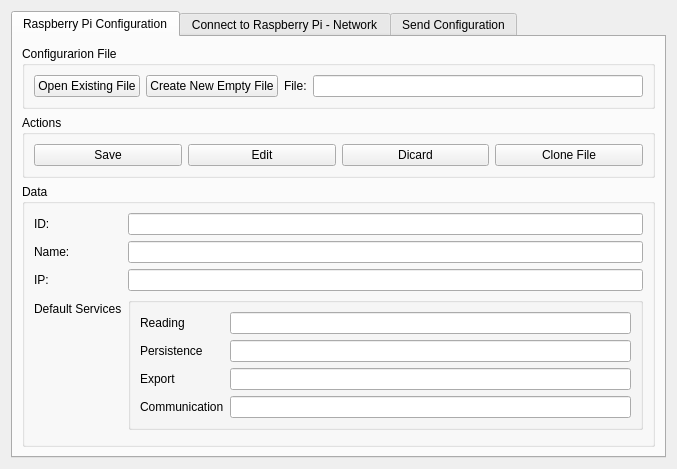
Before: the Qt Designer form RFIDMonitorDesktop/rasp/configraspwindow.ui in CELTAB/rfidmonitor, drawn with Qt 5.
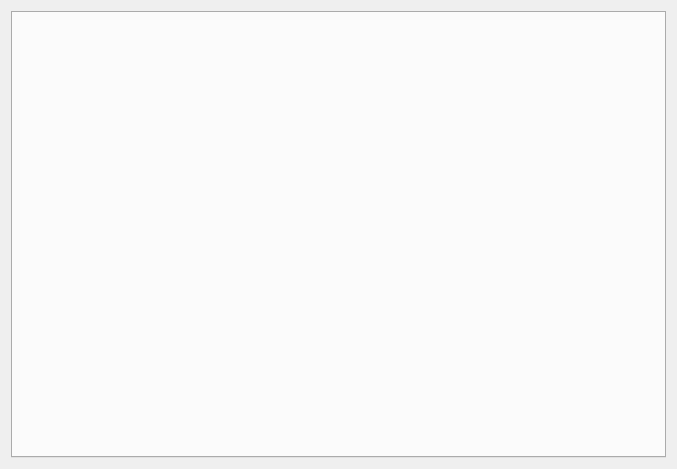
After: the same form once the commit is applied. The open tabs and pages were chosen to show the change.

Diff of the .ui file:
```diff
--- a/RFIDMonitorDesktop/rasp/configraspwindow.ui
+++ b/RFIDMonitorDesktop/rasp/configraspwindow.ui
@@ -19,352 +19,6 @@
      <property name="currentIndex">
       <number>1</number>
      </property>
-     <widget class="QWidget" name="tabRaspConfig">
-      <attribute name="title">
-       <string>Raspberry Pi Configuration</string>
-      </attribute>
-      <layout class="QVBoxLayout" name="verticalLayout">
-       <item>
-        <widget class="QGroupBox" name="groupBox">
-         <property name="sizePolicy">
-          <sizepolicy hsizetype="Preferred" vsizetype="Fixed">
-           <horstretch>0</horstretch>
-           <verstretch>0</verstretch>
-          </sizepolicy>
-         </property>
-         <property name="title">
-          <string>Configurarion File</string>
-         </property>
-         <layout class="QGridLayout" name="gridLayout">
-          <item row="1" column="2">
-           <widget class="QPushButton" name="btCreateNewEmptyFile">
-            <property name="text">
-             <string>Create New Empty File</string>
-            </property>
-           </widget>
-          </item>
-          <item row="1" column="0">
-           <widget class="QPushButton" name="btOpenExistingFile">
-            <property name="text">
-             <string>Open Existing File</string>
-            </property>
-           </widget>
-          </item>
-          <item row="1" column="3">
-           <widget class="QLabel" name="label_4">
-            <property name="text">
-             <string>File:</string>
-            </property>
-           </widget>
-          </item>
-          <item row="1" column="4">
-           <widget class="QLineEdit" name="leFile"/>
-          </item>
-         </layout>
-        </widget>
-       </item>
-       <item>
-        <widget class="QGroupBox" name="groupBox_3">
-         <property name="sizePolicy">
-          <sizepolicy hsizetype="Preferred" vsizetype="Fixed">
-           <horstretch>0</horstretch>
-           <verstretch>0</verstretch>
-          </sizepolicy>
-         </property>
-         <property name="title">
-          <string>Actions</string>
-         </property>
-         <layout class="QHBoxLayout" name="horizontalLayout_2">
-          <item>
-           <widget class="QPushButton" name="btSave">
-            <property name="text">
-             <string>Save</string>
-            </property>
-           </widget>
-          </item>
-          <item>
-           <widget class="QPushButton" name="btEdit">
-            <property name="text">
-             <string>Edit</string>
-            </property>
-           </widget>
-          </item>
-          <item>
-           <widget class="QPushButton" name="btDiscard">
-            <property name="text">
-             <string>Dicard</string>
-            </property>
-           </widget>
-          </item>
-          <item>
-           <widget class="QPushButton" name="btCloneFile">
-            <property name="text">
-             <string>Clone File</string>
-            </property>
-           </widget>
-          </item>
-         </layout>
-        </widget>
-       </item>
-       <item>
-        <widget class="QGroupBox" name="groupBox_2">
-         <property name="title">
-          <string>Data</string>
-         </property>
-         <layout class="QFormLayout" name="formLayout">
-          <item row="0" column="0">
-           <widget class="QLabel" name="label">
-            <property name="text">
-             <string>ID:</string>
-            </property>
-           </widget>
-          </item>
-          <item row="0" column="1">
-           <widget class="QLineEdit" name="leDataID"/>
-          </item>
-          <item row="1" column="0">
-           <widget class="QLabel" name="label_2">
-            <property name="text">
-             <string>Name:</string>
-            </property>
-           </widget>
-          </item>
-          <item row="1" column="1">
-           <widget class="QLineEdit" name="leDataName"/>
-          </item>
-          <item row="2" column="0">
-           <widget class="QLabel" name="label_3">
-            <property name="text">
-             <string>IP:</string>
-            </property>
-           </widget>
-          </item>
-          <item row="2" column="1">
-           <widget class="QLineEdit" name="leDataIP"/>
-          </item>
-          <item row="3" column="1">
-           <widget class="QGroupBox" name="groupBox_4">
-            <property name="title">
-             <string/>
-            </property>
-            <layout class="QFormLayout" name="formLayout_2">
-             <item row="0" column="0">
-              <widget class="QLabel" name="label_5">
-               <property name="text">
-                <string>Reading</string>
-               </property>
-              </widget>
-             </item>
-             <item row="0" column="1">
-              <widget class="QLineEdit" name="leDataDefaultReading"/>
-             </item>
-             <item row="1" column="0">
-              <widget class="QLabel" name="label_7">
-               <property name="text">
-                <string>Persistence</string>
-               </property>
-              </widget>
-             </item>
-             <item row="2" column="0">
-              <widget class="QLabel" name="label_8">
-               <property name="text">
-                <string>Export</string>
-               </property>
-              </widget>
-             </item>
-             <item row="1" column="1">
-              <widget class="QLineEdit" name="leDataDefaultPersistence"/>
-             </item>
-             <item row="2" column="1">
-              <widget class="QLineEdit" name="leDataDefaultExport"/>
-             </item>
-             <item row="3" column="0">
-              <widget class="QLabel" name="label_9">
-               <property name="text">
-                <string>Communication</string>
-               </property>
-              </widget>
-             </item>
-             <item row="3" column="1">
-              <widget class="QLineEdit" name="leDataDefaultCommunication"/>
-             </item>
-            </layout>
-           </widget>
-          </item>
-          <item row="3" column="0">
-           <widget class="QLabel" name="label_6">
-            <property name="text">
-             <string>Default Services</string>
-            </property>
-           </widget>
-          </item>
-         </layout>
-        </widget>
-       </item>
-      </layout>
-     </widget>
-     <widget class="QWidget" name="tabConnection">
-      <attribute name="title">
-       <string>Connect to Raspberry Pi - Network</string>
-      </attribute>
-      <layout class="QVBoxLayout" name="verticalLayout_2">
-       <item>
-        <widget class="QGroupBox" name="groupBox_5">
-         <property name="title">
-          <string>Automatic Search For Available Raspberry on the Network</string>
-         </property>
-         <layout class="QVBoxLayout" name="verticalLayout_3">
-          <item>
-           <layout class="QHBoxLayout" name="horizontalLayout_3">
-            <item>
-             <widget class="QPushButton" name="btConSearch">
-              <property name="text">
-               <string>Search</string>
-              </property>
-             </widget>
-            </item>
-            <item>
-             <widget class="QPushButton" name="btConStopSearch">
-              <property name="text">
-               <string>Stop Search</string>
-              </property>
-             </widget>
-            </item>
-           </layout>
-          </item>
-          <item>
-           <widget class="QLabel" name="label_10">
-            <property name="text">
-             <string>Devices Found - (Double click to stabilish connection to a Raspberry Pi)</string>
-            </property>
-           </widget>
-          </item>
-          <item>
-           <widget class="QListView" name="lvConDevicesFound"/>
-          </item>
-          <item>
-           <layout class="QHBoxLayout" name="horizontalLayout_4">
-            <item>
-             <widget class="QLabel" name="label_11">
-              <property name="text">
-               <string>Device Chosen:</string>
-              </property>
-             </widget>
-            </item>
-            <item>
-             <widget class="QLineEdit" name="leConDeviceChosen"/>
-            </item>
-           </layout>
-          </item>
-          <item>
-           <widget class="QPushButton" name="btConDisconnect">
-            <property name="text">
-             <string>Disconnect</string>
-            </property>
-           </widget>
-          </item>
-         </layout>
-        </widget>
-       </item>
-       <item>
-        <widget class="QGroupBox" name="groupBox_6">
-         <property name="title">
-          <string>Logs</string>
-         </property>
-         <layout class="QVBoxLayout" name="verticalLayout_4">
-          <item>
-           <widget class="QTextEdit" name="teConLogs"/>
-          </item>
-         </layout>
-        </widget>
-       </item>
-      </layout>
-     </widget>
-     <widget class="QWidget" name="tabSendConfiguration">
-      <attribute name="title">
-       <string>Send Configuration</string>
-      </attribute>
-      <layout class="QVBoxLayout" name="verticalLayout_6">
-       <item>
-        <widget class="QGroupBox" name="groupBox_8">
-         <property name="title">
-          <string>Data</string>
-         </property>
-         <layout class="QFormLayout" name="formLayout_3">
-          <item row="0" column="0">
-           <widget class="QLabel" name="label_12">
-            <property name="text">
-             <string>Configuration</string>
-            </property>
-           </widget>
-          </item>
-          <item row="0" column="1">
-           <widget class="QLineEdit" name="lineEdit_2"/>
-          </item>
-          <item row="1" column="0">
-           <widget class="QLabel" name="label_13">
-            <property name="text">
-             <string>Device</string>
-            </property>
-           </widget>
-          </item>
-          <item row="1" column="1">
-           <widget class="QLineEdit" name="lineEdit_3"/>
-          </item>
-          <item row="2" column="0">
-           <widget class="QLabel" name="label_14">
-            <property name="text">
-             <string>App Package</string>
-            </property>
-           </widget>
-          </item>
-          <item row="2" column="1">
-           <layout class="QHBoxLayout" name="horizontalLayout_5">
-            <item>
-             <widget class="QPushButton" name="pushButton_4">
-              <property name="text">
-               <string>Search</string>
-              </property>
-             </widget>
-            </item>
-            <item>
-             <widget class="QLineEdit" name="lineEdit_4"/>
-            </item>
-           </layout>
-          </item>
-         </layout>
-        </widget>
-       </item>
-       <item>
-        <widget class="QGroupBox" name="groupBox_9">
-         <property name="title">
-          <string>Actions</string>
-         </property>
-         <layout class="QVBoxLayout" name="verticalLayout_7">
-          <item>
-           <widget class="QPushButton" name="pushButton_5">
-            <property name="text">
-             <string>Send</string>
-            </property>
-           </widget>
-          </item>
-         </layout>
-        </widget>
-       </item>
-       <item>
-        <widget class="QGroupBox" name="groupBox_7">
-         <property name="title">
-          <string>Logs</string>
-         </property>
-         <layout class="QVBoxLayout" name="verticalLayout_5">
-          <item>
-           <widget class="QTextEdit" name="textEdit_2"/>
-          </item>
-         </layout>
-        </widget>
-       </item>
-      </layout>
-     </widget>
     </widget>
    </item>
   </layout>
```
Left out of the diff: 2 changed lines with no effect on the pictures.
